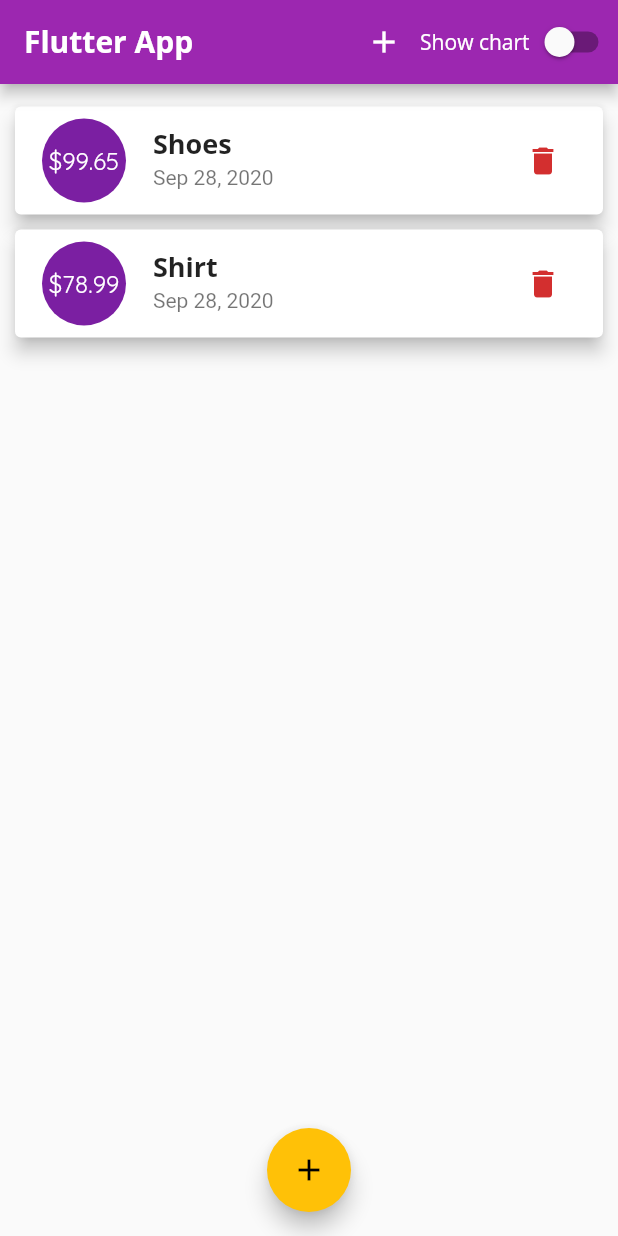
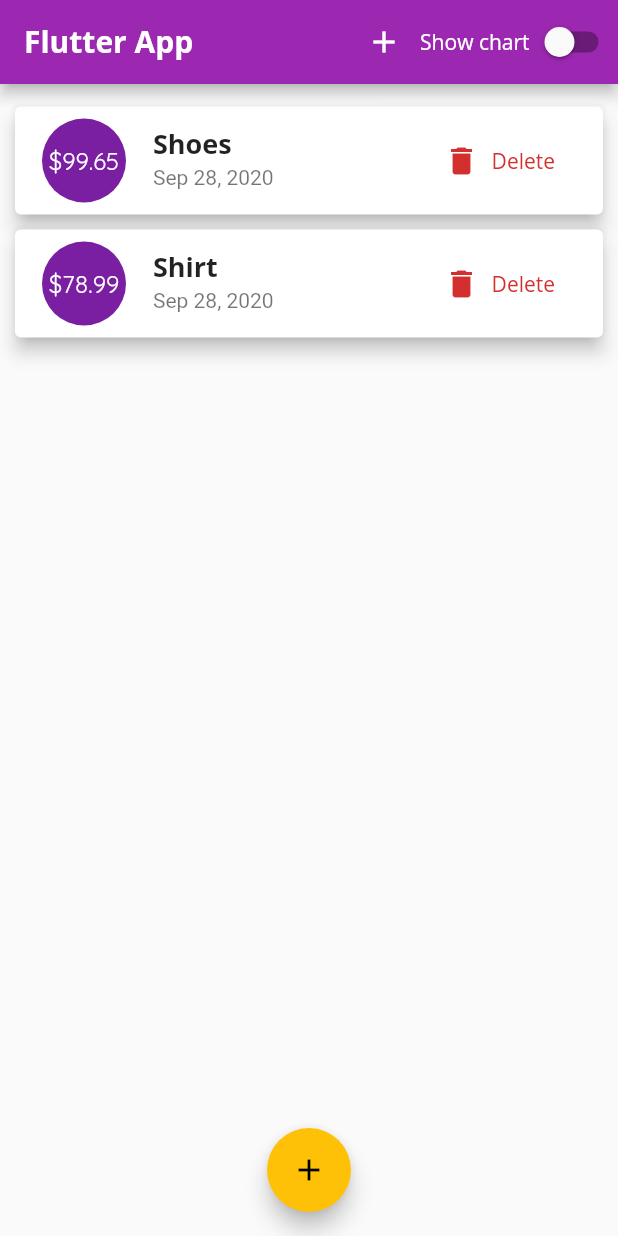
Before and after one commit to forderation/flutter-playgrounds, a Flutter app: the screen it shows after launch, on a phone screen of 412 x 824 dp. Run offline on Flutter 3.47's test engine with Material 2 defaults, Android fonts, the light colour scheme and no system bars.

Commit message:
split tx item and anim

```diff
--- a/list_chart/lib/main.dart
+++ b/list_chart/lib/main.dart
@@ -98,6 +98,7 @@ class _MyHomePage extends State<MyHomePage> {
 
   @override
   Widget build(BuildContext context) {
+    final mediaQuery = MediaQuery.of(context);
     final appBar = AppBar(
       title: Text(
         'Flutter App',
@@ -115,7 +116,8 @@ class _MyHomePage extends State<MyHomePage> {
               ),
               onTap: _setShowChart,
             ),
-            Switch(
+            // adjust switch button based on OS
+            Switch.adaptive(
               value: _showChart,
               onChanged: (bool _) {
                 _setShowChart();
@@ -125,14 +127,14 @@ class _MyHomePage extends State<MyHomePage> {
         ),
       ],
     );
-    final heightAvailable = MediaQuery.of(context).size.height -
+    final heightAvailable = mediaQuery.size.height -
         appBar.preferredSize.height -
-        MediaQuery.of(context).padding.top;
-    final isPotrait =
-        MediaQuery.of(context).orientation == Orientation.portrait;
+        mediaQuery.padding.top;
+    final isPotrait = mediaQuery.orientation == Orientation.portrait;
     return Scaffold(
       appBar: appBar,
-      body: SingleChildScrollView(
+      body: SafeArea(
+        child: SingleChildScrollView(
           child: Column(
             children: [
               _showChart
@@ -144,14 +146,15 @@ class _MyHomePage extends State<MyHomePage> {
                     )
                   : Padding(padding: EdgeInsets.all(5)),
               Container(
-              width: MediaQuery.of(context).size.width,
-              child:
-                  TransactionList(userTransaction, _deleteTransactionFromList),
+                width: mediaQuery.size.width,
+                child: TransactionList(
+                    userTransaction, _deleteTransactionFromList),
                 height: _showChart
                     ? isPotrait ? heightAvailable * 0.7 : heightAvailable * 0.3
                     : heightAvailable * 1,
               )
             ],
+          ),
         ),
       ),
       floatingActionButton: FloatingActionButton(
--- a/list_chart/lib/widgets/new_transaction.dart
+++ b/list_chart/lib/widgets/new_transaction.dart
@@ -43,17 +43,18 @@ class _NewTransactionState extends State<NewTransaction> {
 
   @override
   Widget build(BuildContext context) {
+    final mediaQuery = MediaQuery.of(context);
     return Card(
       elevation: 5,
       child: Container(
         padding: EdgeInsets.all(10),
-        height: MediaQuery.of(context).size.height,
+        height: mediaQuery.size.height,
         child: Column(
           crossAxisAlignment: CrossAxisAlignment.end,
           mainAxisAlignment: MainAxisAlignment.center,
           children: <Widget>[
             Container(
-              width: MediaQuery.of(context).size.width * 1,
+              width: mediaQuery.size.width * 1,
               padding: EdgeInsets.only(bottom: 20),
               child: Text(
                 'Create New Transaction',
--- /dev/null
+++ b/list_chart/lib/widgets/transaction_item.dart
@@ -0,0 +1,68 @@
+import 'package:flutter/material.dart';
+import 'package:list_chart/models/transaction.dart';
+import 'package:intl/intl.dart';
+
+class TransactionItem extends StatefulWidget {
+  final Transaction tx;
+  final Function deleteFunction;
+
+  TransactionItem(this.tx, this.deleteFunction);
+
+  @override
+  _TransactionItemState createState() => _TransactionItemState();
+}
+
+class _TransactionItemState extends State<TransactionItem>
+    with SingleTickerProviderStateMixin {
+  AnimationController animationController;
+  Animation animation;
+
+  @override
+  void initState() {
+    animationController =
+        AnimationController(vsync: this, duration: Duration(seconds: 1));
+    animation = Tween(begin: 0.0, end: 1.0).animate(animationController);
+    super.initState();
+  }
+
+  @override
+  void dispose() {
+    animationController.dispose();
+    super.dispose();
+  }
+
+  @override
+  Widget build(BuildContext context) {
+    animationController.forward();
+    return FadeTransition(
+        opacity: animation,
+        child: Card(
+            margin: EdgeInsets.symmetric(vertical: 5, horizontal: 10),
+            elevation: 5,
+            child: ListTile(
+              leading: CircleAvatar(
+                radius: 30,
+                child: Padding(
+                  padding: EdgeInsets.all(6),
+                  child: FittedBox(
+                    child: Text('\$${widget.tx.amount}'),
+                  ),
+                ),
+              ),
+              title: Text(widget.tx.title,
+                  style: Theme.of(context).textTheme.headline6),
+              subtitle: Text(DateFormat.yMMMd().format(widget.tx.date)),
+              trailing: MediaQuery.of(context).size.width > 400
+                  ? FlatButton.icon(
+                      onPressed: () => widget.deleteFunction(widget.tx.id),
+                      icon: Icon(Icons.delete),
+                      label: Text('Delete'),
+                      textColor: Theme.of(context).errorColor,
+                    )
+                  : IconButton(
+                      icon: Icon(Icons.delete),
+                      color: Theme.of(context).errorColor,
+                      onPressed: () => widget.deleteFunction(widget.tx.id)),
+            )));
+  }
+}
--- a/list_chart/lib/widgets/transaction_list.dart
+++ b/list_chart/lib/widgets/transaction_list.dart
@@ -1,5 +1,5 @@
 import 'package:flutter/material.dart';
-import 'package:intl/intl.dart';
+import './transaction_item.dart';
 import '../models/transaction.dart';
 
 class TransactionList extends StatelessWidget {
@@ -33,27 +33,7 @@ class TransactionList extends StatelessWidget {
             itemCount: transactions.length,
             itemBuilder: (context, index) {
               final tx = transactions[index];
-              return Card(
-                  margin: EdgeInsets.symmetric(vertical: 5, horizontal: 10),
-                  elevation: 5,
-                  child: ListTile(
-                    leading: CircleAvatar(
-                      radius: 30,
-                      child: Padding(
-                        padding: EdgeInsets.all(6),
-                        child: FittedBox(
-                          child: Text('\$${tx.amount}'),
-                        ),
-                      ),
-                    ),
-                    title: Text(tx.title,
-                        style: Theme.of(context).textTheme.headline6),
-                    subtitle: Text(DateFormat.yMMMd().format(tx.date)),
-                    trailing: IconButton(
-                        icon: Icon(Icons.delete),
-                        color: Theme.of(context).errorColor,
-                        onPressed: () => deleteTransaction(tx.id)),
-                  ));
+              return TransactionItem(tx, deleteTransaction);
             });
   }
 }
```
Lines whose indentation alone changed are shown as unchanged.
